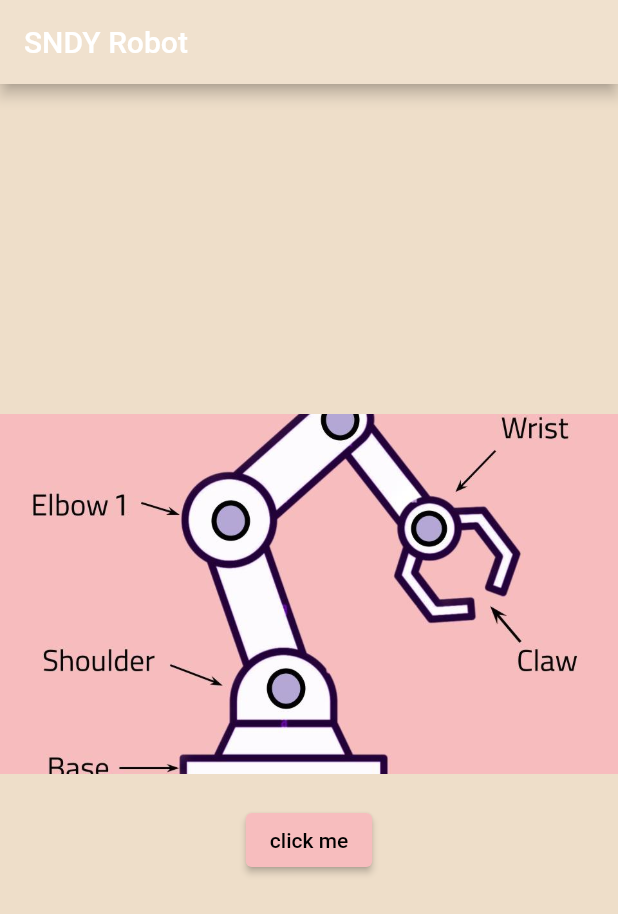
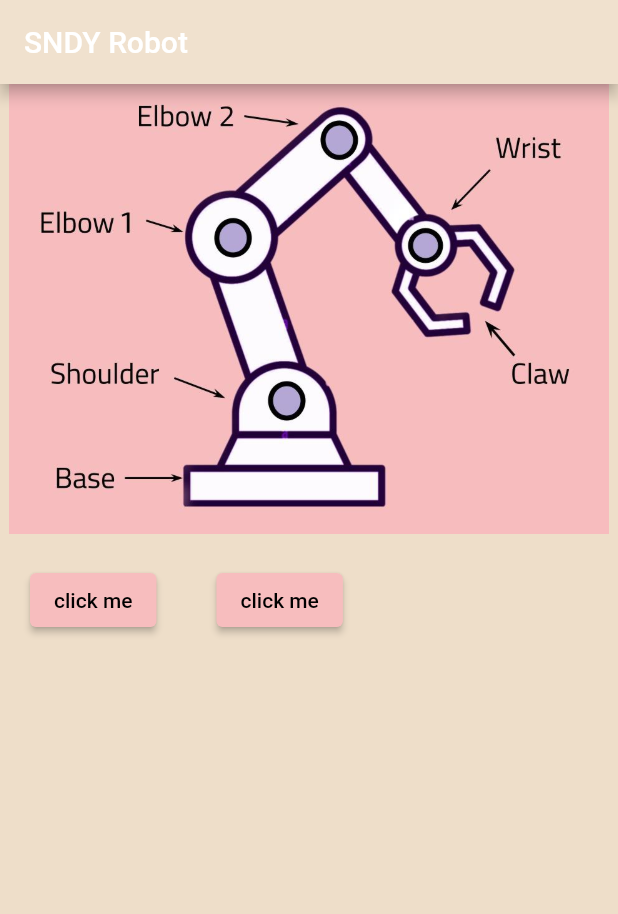
Before and after one commit to Kgo222/Technical_22-23, a Flutter app: the screen it shows after launch, after a tap on "click me", on a phone screen of 412 x 824 dp. Shown: the top 914 px of the screen. Run offline on Flutter 3.47's test engine with Material 2 defaults, Android fonts, the phone set to English and light mode, and no system bars.

Commit message:
update buttons

```diff
--- a/arm_control_flutter/lib/homepage.dart
+++ b/arm_control_flutter/lib/homepage.dart
@@ -58,23 +58,39 @@ class _HomePageState extends State<HomePage> {
           // center the children vertically; the main axis here is the vertical
           // axis because Columns are vertical (the cross axis would be
           // horizontal).
-          mainAxisAlignment: MainAxisAlignment.center,
+          //mainAxisAlignment: MainAxisAlignment.center,
+          crossAxisAlignment: CrossAxisAlignment.start,
           children: [
             Image.asset(
               'lib/images/HeaderImage.jpg',
-              width: 600,
-              height: 240,
-              fit: BoxFit.cover,
+              width: 900,
+              height: 300,
+              fit: BoxFit.contain,
+            ),
+            Row(
+              children:[
+                Container(
+                  margin: EdgeInsets.all(20),
+                  alignment: Alignment.centerLeft,
+                  child: ElevatedButton(
+                    child: Text("click me"),
+                    onPressed: () {
+                      print('you clicked me');
+                    },
+                  ),
                 ),
                 Container(
+                  alignment: Alignment.centerRight,
                   margin: EdgeInsets.all(20),
                   child: ElevatedButton(
                     child: Text("click me"),
                     onPressed: () {
                       print('you clicked me');
                     },
-              )
-            )
+                  ),
+                ),
+              ] //children
+            ),
         ],
       ), // This trailing comma makes auto-formatting nicer for build methods.
       ),
```
Lines whose indentation alone changed are shown as unchanged.
